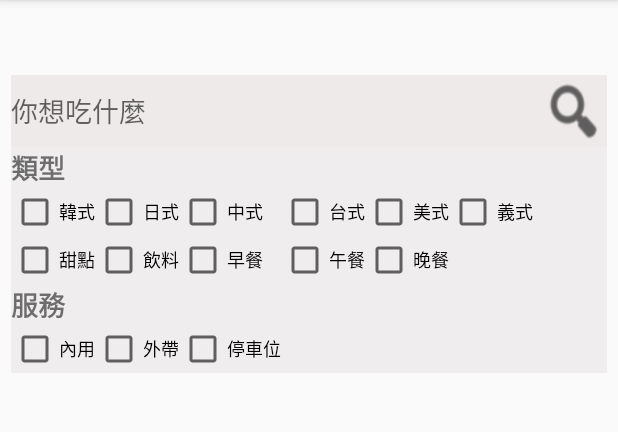
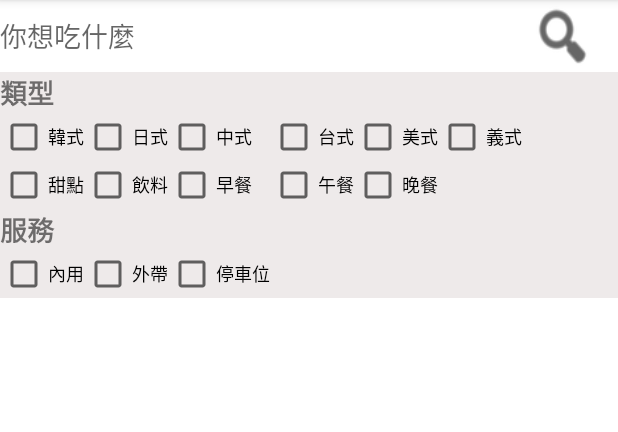
Before and after one commit to toothpicklol/food, an Android app: the pageSearch screen opened directly, with no data from a screen before it, on a phone screen of 412 x 824 dp, the part 84-516 px from its top. Run offline under Robolectric (Android 15) with nearby library versions, the phone set to English and light mode, and no system bars.

Commit message:
微調設定

```diff
--- a/app/src/main/res/layout/activity_page_seach.xml
+++ b/app/src/main/res/layout/activity_page_seach.xml
@@ -9,22 +9,17 @@
 
     <LinearLayout
             android:orientation="vertical"
-            android:layout_width="397dp"
-            android:layout_height="684dp"
+            android:layout_width="0dp"
+            android:layout_height="0dp"
             app:layout_constraintStart_toStartOf="parent"
             app:layout_constraintEnd_toEndOf="parent"
-            app:layout_constraintTop_toTopOf="parent">
-        <LinearLayout
-                android:orientation="vertical"
-                android:layout_width="match_parent"
-                android:layout_height="50dp">
-        </LinearLayout>
+            app:layout_constraintTop_toTopOf="parent" app:layout_constraintBottom_toBottomOf="parent">
         <LinearLayout
                 android:orientation="horizontal"
                 android:layout_width="match_parent"
                 android:layout_height="48dp" app:layout_constraintTop_toBottomOf="@+id/text_home"
                 app:layout_constraintEnd_toEndOf="parent" app:layout_constraintStart_toStartOf="parent"
-                android:background="#EEEAEA">
+                android:background="#FFFFFF">
             <EditText
                     android:layout_width="354dp"
                     android:layout_height="match_parent"
@@ -32,7 +27,7 @@
                     android:ems="10"
                     android:id="@+id/etSearch"
                     android:hint="你想吃什麼"
-                    android:background="#EEEAEA"/>
+                    android:background="#FFFFFF"/>
             <Button
                     android:layout_width="42dp"
                     android:layout_height="match_parent"
@@ -42,10 +37,10 @@
         </LinearLayout>
         <ScrollView
                 android:layout_width="match_parent"
-                android:layout_height="match_parent" android:background="#00949494" android:backgroundTint="#B9B6B6">
+                android:layout_height="match_parent" android:background="#FFFFFF">
             <LinearLayout android:layout_width="match_parent" android:layout_height="wrap_content"
                           android:orientation="vertical"
-                          android:id="@+id/ll_in_sv" android:background="#95E7E3E3">
+                          android:id="@+id/ll_in_sv" android:background="#EEEAEA">
 
                 <TableLayout
                         android:layout_width="match_parent"
```
